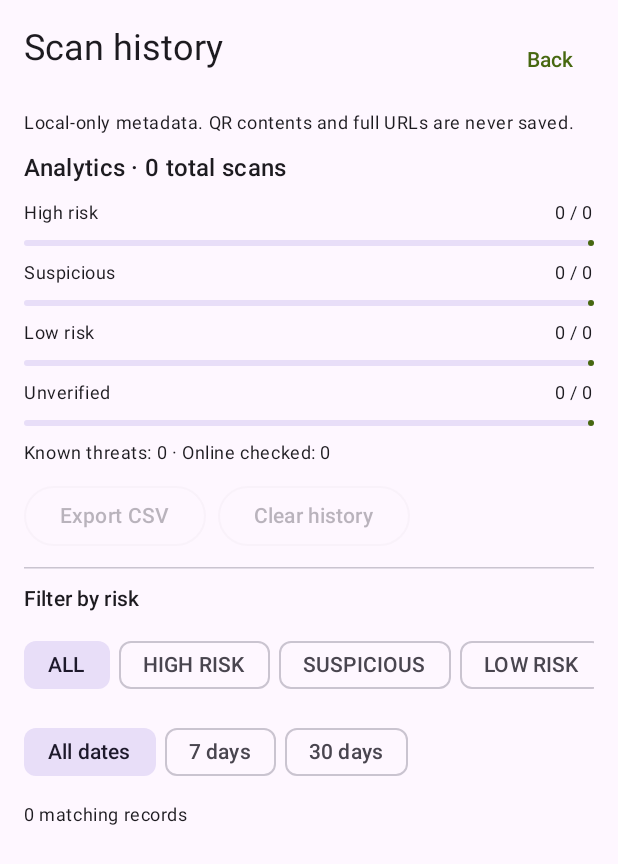
After one commit to readingdragon/QR-security-gateway, an Android app built with Jetpack Compose: the composable ScanHistoryScreen shown on its own in the app's theme, on a phone screen of 412 x 824 dp. The commit adds this screen. Shown: the top 864 px of the screen. Run offline under Robolectric (Android 15) with nearby library versions, the phone set to English and light mode, and no system bars.

Commit message:
level 4: history and statistics added + unit-tests

```diff
--- a/app/src/main/AndroidManifest.xml
+++ b/app/src/main/AndroidManifest.xml
@@ -4,7 +4,9 @@
     <uses-permission android:name="android.permission.CAMERA" />
     <uses-permission android:name="android.permission.INTERNET" />
     <application
-        android:allowBackup="true"
+        android:allowBackup="false"
+        android:fullBackupContent="@xml/qrsg_backup_rules"
+        android:dataExtractionRules="@xml/qrsg_data_extraction_rules"
         android:icon="@mipmap/ic_launcher"
         android:label="@string/app_name"
         android:roundIcon="@mipmap/ic_launcher_round"
--- a/app/src/main/java/com/qrsg/app/NavigationKeys.kt
+++ b/app/src/main/java/com/qrsg/app/NavigationKeys.kt
@@ -8,3 +8,6 @@ data object Main : NavKey
 
 @Serializable
 data object Scanner : NavKey
+
+@Serializable
+data object History : NavKey
--- /dev/null
+++ b/app/src/main/java/com/qrsg/app/data/history/ScanDao.kt
@@ -0,0 +1,19 @@
+package com.qrsg.app.data.history
+
+import androidx.room.Dao
+import androidx.room.Query
+import androidx.room.Upsert
+import kotlinx.coroutines.flow.Flow
+
+@Dao
+interface ScanDao {
+    @Query("SELECT * FROM scan_records ORDER BY scannedAtMs DESC, id DESC")
+    fun observeAll(): Flow<List<ScanRecord>>
+
+    @Query("SELECT * FROM scan_records WHERE id = :id LIMIT 1")
+    suspend fun findById(id: String): ScanRecord?
+
+    @Upsert suspend fun upsert(record: ScanRecord)
+    @Query("DELETE FROM scan_records WHERE id = :id") suspend fun delete(id: String)
+    @Query("DELETE FROM scan_records") suspend fun deleteAll()
+}
--- /dev/null
+++ b/app/src/main/java/com/qrsg/app/ui/history/ScanHistoryScreen.kt
@@ -0,0 +1,211 @@
+package com.qrsg.app.ui.history
+
+import androidx.activity.compose.rememberLauncherForActivityResult
+import androidx.activity.result.contract.ActivityResultContracts
+import androidx.compose.foundation.horizontalScroll
+import androidx.compose.foundation.layout.Arrangement
+import androidx.compose.foundation.layout.Column
+import androidx.compose.foundation.layout.Row
+import androidx.compose.foundation.layout.Spacer
+import androidx.compose.foundation.layout.fillMaxSize
+import androidx.compose.foundation.layout.fillMaxWidth
+import androidx.compose.foundation.layout.height
+import androidx.compose.foundation.layout.padding
+import androidx.compose.foundation.rememberScrollState
+import androidx.compose.foundation.lazy.LazyColumn
+import androidx.compose.foundation.lazy.items
+import androidx.compose.material3.AlertDialog
+import androidx.compose.material3.Button
+import androidx.compose.material3.Card
+import androidx.compose.material3.FilterChip
+import androidx.compose.material3.HorizontalDivider
+import androidx.compose.material3.LinearProgressIndicator
+import androidx.compose.material3.MaterialTheme
+import androidx.compose.material3.OutlinedButton
+import androidx.compose.material3.Text
+import androidx.compose.material3.TextButton
+import androidx.compose.runtime.Composable
+import androidx.compose.runtime.collectAsState
+import androidx.compose.runtime.getValue
+import androidx.compose.runtime.mutableStateOf
+import androidx.compose.runtime.remember
+import androidx.compose.runtime.rememberCoroutineScope
+import androidx.compose.runtime.setValue
+import androidx.compose.ui.Modifier
+import androidx.compose.ui.platform.LocalContext
+import androidx.compose.ui.unit.dp
+import com.qrsg.app.data.history.HistoryCsv
+import com.qrsg.app.data.history.ScanHistoryRepository
+import com.qrsg.app.data.history.ScanRecord
+import kotlinx.coroutines.Dispatchers
+import kotlinx.coroutines.launch
+import kotlinx.coroutines.withContext
+import java.time.Instant
+import java.time.ZoneId
+import java.time.format.DateTimeFormatter
+
+@Composable
+fun ScanHistoryScreen(onBack: () -> Unit, modifier: Modifier = Modifier) {
+    val context = LocalContext.current
+    val repository = remember(context) { ScanHistoryRepository.get(context) }
+    val scans by repository.records.collectAsState(initial = emptyList())
+    val scope = rememberCoroutineScope()
+    var riskFilter by remember { mutableStateOf("ALL") }
+    var dateFilter by remember { mutableStateOf("ALL") }
+    var pendingDeleteId by remember { mutableStateOf<String?>(null) }
+    var confirmClear by remember { mutableStateOf(false) }
+    var feedback by remember { mutableStateOf<String?>(null) }
+    var exportSnapshot by remember { mutableStateOf<List<ScanRecord>>(emptyList()) }
+
+    val createCsv = rememberLauncherForActivityResult(
+        ActivityResultContracts.CreateDocument("text/csv")
+    ) { uri ->
+        if (uri != null) {
+            val selected = exportSnapshot
+            scope.launch {
+                feedback = withContext(Dispatchers.IO) {
+                    try {
+                        val output = context.contentResolver.openOutputStream(uri)
+                            ?: error("Unable to open export destination")
+                        output.bufferedWriter(Charsets.UTF_8).use {
+                            it.write(HistoryCsv.encode(selected))
+                        }
+                        "CSV exported (${selected.size} scans)."
+                    } catch (_: Exception) {
+                        "CSV export failed. Please choose another destination."
+                    }
+                }
+            }
+        }
+    }
+
+    val now = System.currentTimeMillis()
+    val after = when (dateFilter) {
+        "7D" -> now - 7L * 24 * 60 * 60 * 1000
+        "30D" -> now - 30L * 24 * 60 * 60 * 1000
+        else -> 0L
+    }
+    val displayed = scans.filter { r ->
+        (riskFilter == "ALL" || r.finalRisk == riskFilter) && r.scannedAtMs >= after
+    }
+    val dangerCount = scans.count { it.finalRisk == "HIGH_RISK" }
+    val suspiciousCount = scans.count { it.finalRisk == "SUSPICIOUS" }
+    val lowCount = scans.count { it.finalRisk == "LOW_RISK" }
+    val unknownCount = scans.count { it.finalRisk == "UNVERIFIED" }
+
+    Column(modifier = modifier.fillMaxSize().padding(16.dp), verticalArrangement = Arrangement.spacedBy(10.dp)) {
+        Row(modifier = Modifier.fillMaxWidth(), horizontalArrangement = Arrangement.SpaceBetween) {
+            Text("Scan history", style = MaterialTheme.typography.headlineSmall)
+            TextButton(onClick = onBack) { Text("Back") }
+        }
+        Text(
+            "Local-only metadata. QR contents and full URLs are never saved.",
+            style = MaterialTheme.typography.bodySmall
+        )
+        Text("Analytics · ${scans.size} total scans", style = MaterialTheme.typography.titleMedium)
+        RiskBar("High risk", dangerCount, scans.size)
+        RiskBar("Suspicious", suspiciousCount, scans.size)
+        RiskBar("Low risk", lowCount, scans.size)
+        RiskBar("Unverified", unknownCount, scans.size)
+        Text("Known threats: ${scans.count { it.onlineStatus == "KNOWN_THREAT" }} · " +
+            "Online checked: ${scans.count { it.onlineStatus == "KNOWN_THREAT" || it.onlineStatus == "NO_KNOWN_THREAT" }}",
+            style = MaterialTheme.typography.bodySmall)
+
+        Row(horizontalArrangement = Arrangement.spacedBy(8.dp)) {
+            OutlinedButton(enabled = scans.isNotEmpty(), onClick = {
+                exportSnapshot = scans.toList()
+                createCsv.launch("qrsg-history.csv")
+            }) { Text("Export CSV") }
+            OutlinedButton(enabled = scans.isNotEmpty(), onClick = { confirmClear = true }) {
+                Text("Clear history")
+            }
+        }
+        feedback?.let { Text(it, style = MaterialTheme.typography.bodySmall) }
+        HorizontalDivider()
+        Text("Filter by risk", style = MaterialTheme.typography.titleSmall)
+        Row(modifier = Modifier.horizontalScroll(rememberScrollState()), horizontalArrangement = Arrangement.spacedBy(6.dp)) {
+            listOf("ALL", "HIGH_RISK", "SUSPICIOUS", "LOW_RISK", "UNVERIFIED").forEach { risk ->
+                FilterChip(
+                    selected = riskFilter == risk,
+                    onClick = { riskFilter = risk },
+                    label = { Text(risk.replace('_', ' ')) }
+                )
+            }
+        }
+        Row(horizontalArrangement = Arrangement.spacedBy(6.dp)) {
+            listOf("ALL", "7D", "30D").forEach { filter ->
+                FilterChip(
+                    selected = dateFilter == filter,
+                    onClick = { dateFilter = filter },
+                    label = { Text(when (filter) { "7D" -> "7 days"; "30D" -> "30 days"; else -> "All dates" }) }
+                )
+            }
+        }
+        Text("${displayed.size} matching records", style = MaterialTheme.typography.bodySmall)
+        LazyColumn(modifier = Modifier.weight(1f), verticalArrangement = Arrangement.spacedBy(8.dp)) {
+            items(displayed, key = { it.id }) { record ->
+                ScanHistoryCard(record) { pendingDeleteId = record.id }
+            }
+        }
+    }
+
+    if (pendingDeleteId != null) {
+        val id = pendingDeleteId!!
+        AlertDialog(
+            onDismissRequest = { pendingDeleteId = null },
+            title = { Text("Delete this scan?") },
+            text = { Text("Only the local history entry will be deleted.") },
+            confirmButton = { TextButton(onClick = {
+                pendingDeleteId = null
+                scope.launch { repository.delete(id) }
+            }) { Text("Delete") } },
+            dismissButton = { TextButton(onClick = { pendingDeleteId = null }) { Text("Cancel") } }
+        )
+    }
+    if (confirmClear) {
+        AlertDialog(
+            onDismissRequest = { confirmClear = false },
+            title = { Text("Clear all scan history?") },
+            text = { Text("This permanently deletes locally stored scan metadata.") },
+            confirmButton = { TextButton(onClick = {
+                confirmClear = false
+                scope.launch { repository.deleteAll() }
+            }) { Text("Clear all") } },
+            dismissButton = { TextButton(onClick = { confirmClear = false }) { Text("Cancel") } }
+        )
+    }
+}
+
+@Composable
+private fun RiskBar(label: String, count: Int, total: Int) {
+    val fraction = if (total > 0) count.toFloat() / total else 0f
+    Row(modifier = Modifier.fillMaxWidth(), horizontalArrangement = Arrangement.SpaceBetween) {
+        Text(label, style = MaterialTheme.typography.bodySmall)
+        Text("$count / $total", style = MaterialTheme.typography.bodySmall)
+    }
+    LinearProgressIndicator(progress = { fraction }, modifier = Modifier.fillMaxWidth())
+}
+
+@Composable
+private fun ScanHistoryCard(record: ScanRecord, onDelete: () -> Unit) {
+    val dateText = remember(record.scannedAtMs) {
+        DateTimeFormatter.ofPattern("yyyy-MM-dd HH:mm")
+            .withZone(ZoneId.systemDefault())
+            .format(Instant.ofEpochMilli(record.scannedAtMs))
+    }
+    Card(modifier = Modifier.fillMaxWidth()) {
+        Column(modifier = Modifier.padding(12.dp), verticalArrangement = Arrangement.spacedBy(4.dp)) {
+            Text(dateText, style = MaterialTheme.typography.labelMedium)
+            Text("Final: ${record.finalRisk.replace('_', ' ')}", style = MaterialTheme.typography.titleMedium)
+            Text("Local: ${record.localRisk} · Online: ${record.onlineStatus}",
+                style = MaterialTheme.typography.bodySmall)
+            if (record.findingIds.isNotBlank()) {
+                Text("Rules: ${record.findingIds.replace('|', ',')}", style = MaterialTheme.typography.bodySmall)
+            }
+            if (record.threatTypes.isNotBlank()) {
+                Text("Threats: ${record.threatTypes.replace('|', ',')}", style = MaterialTheme.typography.bodySmall)
+            }
+            TextButton(onClick = onDelete) { Text("Delete entry") }
+        }
+    }
+}
--- a/app/src/main/java/com/qrsg/app/ui/main/MainScreen.kt
+++ b/app/src/main/java/com/qrsg/app/ui/main/MainScreen.kt
@@ -29,6 +29,7 @@ fun MainScreen(
 ) {
     ScannerHomeScreen(
     onScanClick = { onItemClick(com.qrsg.app.Scanner) },
+    onHistoryClick = { onItemClick(com.qrsg.app.History) },
     modifier = modifier,
     )
 }
@@ -36,6 +37,7 @@ fun MainScreen(
 @Composable
 private fun ScannerHomeScreen(
     onScanClick: () -> Unit,
+    onHistoryClick: () -> Unit,
     modifier: Modifier = Modifier,
 ) {
     Column(
@@ -102,7 +104,7 @@ private fun ScannerHomeScreen(
         Spacer(Modifier.height(12.dp))
 
         OutlinedButton(
-            onClick = { /* History screen comes later */ },
+            onClick = onHistoryClick,
             modifier = Modifier.fillMaxWidth(),
         ) {
             Text("Scan history")
--- /dev/null
+++ b/app/src/main/res/xml/qrsg_backup_rules.xml
@@ -0,0 +1,6 @@
+<?xml version="1.0" encoding="utf-8"?>
+<full-backup-content>
+    <exclude domain="database" path="qrsg_history.db" />
+    <exclude domain="database" path="qrsg_history.db-wal" />
+    <exclude domain="database" path="qrsg_history.db-shm" />
+</full-backup-content>
--- a/build.gradle.kts
+++ b/build.gradle.kts
@@ -3,4 +3,5 @@ plugins {
   alias(libs.plugins.android.application) apply false
   alias(libs.plugins.compose.compiler) apply false
   alias(libs.plugins.kotlin.serialization) apply false
+  id("com.google.devtools.ksp") version "2.3.4" apply false
 }
```
Also changed, not shown: app/build.gradle.kts (+9 -0 lines), app/src/main/java/com/qrsg/app/Navigation.kt (+7 -0 lines), app/src/main/java/com/qrsg/app/data/history/HistoryCsv.kt (added, +31 -0 lines), app/src/main/java/com/qrsg/app/data/history/ScanHistoryDatabase.kt (added, +23 -0 lines), app/src/main/java/com/qrsg/app/data/history/ScanHistoryRepository.kt (added, +38 -0 lines), app/src/main/java/com/qrsg/app/data/history/ScanRecord.kt (added, +16 -0 lines), app/src/main/java/com/qrsg/app/data/history/ScanRecordMapper.kt (added, +36 -0 lines), app/src/main/java/com/qrsg/app/ui/scanner/QRScannerScreen.kt (+32 -0 lines), app/src/main/res/xml/qrsg_data_extraction_rules.xml (added, +13 -0 lines), 4 other files.
